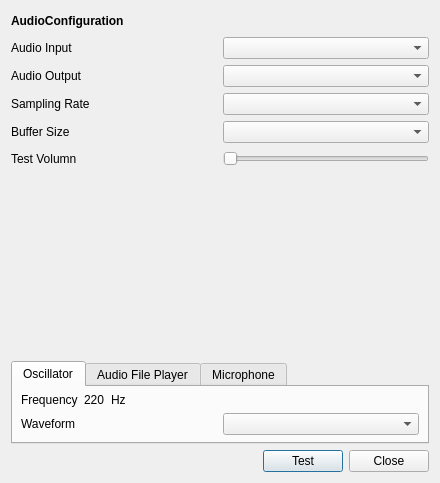
Before: the Qt Designer form audiopreferencedialog.ui in Bariyard/AudioIOTester, drawn with Qt 5.
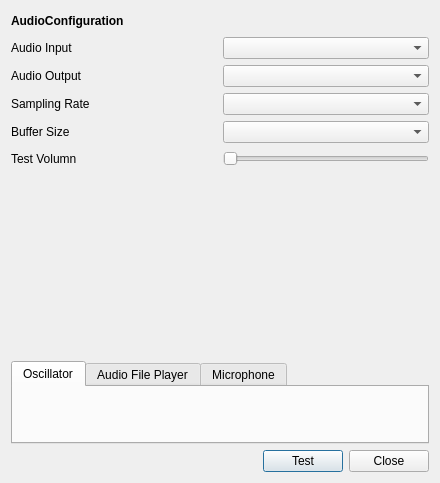
After: the same form once the commit is applied. The open tabs and pages were chosen to show the change.

Commit message: add Synthesizer view

Diff of the .ui file:
```diff
--- a/audiopreferencedialog.ui
+++ b/audiopreferencedialog.ui
@@ -198,69 +198,7 @@
           <number>5</number>
          </property>
          <item row="0" column="0">
-          <layout class="QVBoxLayout" name="SynthesizerVerticalLayout">
-           <item>
-            <layout class="QHBoxLayout" name="FrequencyLayout">
-             <item>
-              <layout class="QHBoxLayout" name="FrequencyHorizontalLayout">
-               <item>
-                <widget class="QLabel" name="FrequencyLabel">
-                 <property name="sizePolicy">
-                  <sizepolicy hsizetype="Fixed" vsizetype="Preferred">
-                   <horstretch>0</horstretch>
-                   <verstretch>0</verstretch>
-                  </sizepolicy>
-                 </property>
-                 <property name="text">
-                  <string>Frequency</string>
-                 </property>
-                </widget>
-               </item>
-               <item>
-                <widget class="QLabel" name="FrequencyValueLabel">
-                 <property name="sizePolicy">
-                  <sizepolicy hsizetype="Fixed" vsizetype="Preferred">
-                   <horstretch>0</horstretch>
-                   <verstretch>0</verstretch>
-                  </sizepolicy>
-                 </property>
-                 <property name="text">
-                  <string>220</string>
-                 </property>
-                </widget>
-               </item>
-               <item>
-                <widget class="QLabel" name="FrequencyHertzLabel">
-                 <property name="sizePolicy">
-                  <sizepolicy hsizetype="Minimum" vsizetype="Fixed">
-                   <horstretch>0</horstretch>
-                   <verstretch>0</verstretch>
-                  </sizepolicy>
-                 </property>
-                 <property name="text">
-                  <string>Hz</string>
-                 </property>
-                </widget>
-               </item>
-              </layout>
-             </item>
-            </layout>
-           </item>
-           <item>
-            <layout class="QHBoxLayout" name="waveformHorizontalLayout">
-             <item>
-              <widget class="QLabel" name="waveformLabel">
-               <property name="text">
-                <string>Waveform</string>
-               </property>
-              </widget>
-             </item>
-             <item>
-              <widget class="QComboBox" name="waveformComboBox"/>
-             </item>
-            </layout>
-           </item>
-          </layout>
+          <layout class="QGridLayout" name="SyntheSizerGridLayout"/>
          </item>
         </layout>
        </widget>
```
Left out of the diff: 2 changed lines with no effect on the pictures. The commit also changes 8 other files.
